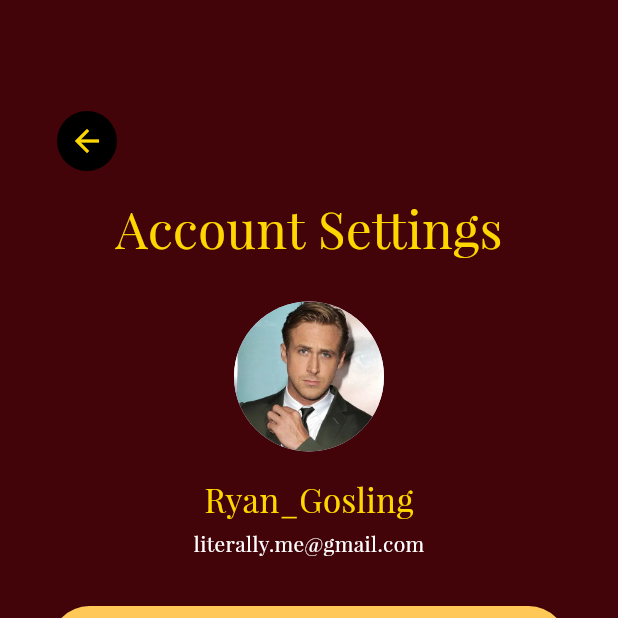
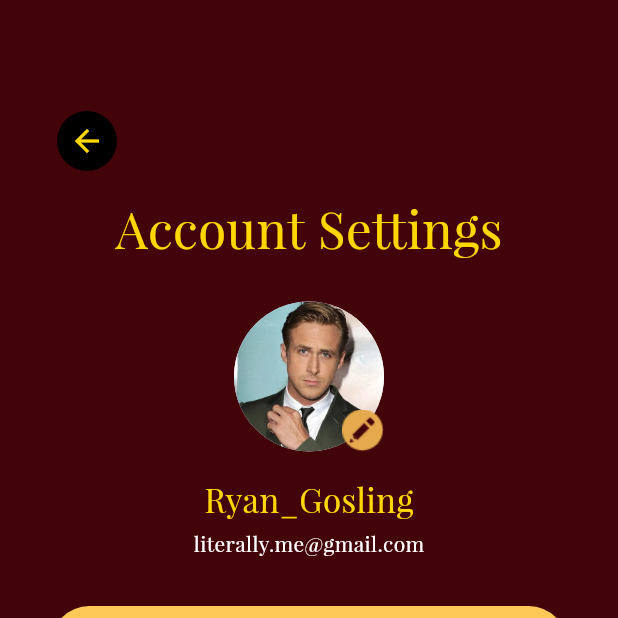
Before and after one commit to DaMasterofPuppets/Mob_Prog, a Flutter app: the AccountInformation screen opened by its route, on a phone screen of 412 x 824 dp, the top half of it. Run offline on Flutter 3.47's test engine with Material 3 defaults, Android fonts, the phone set to English and light mode, and no system bars; our stand-ins replace image_picker.

Commit message:
Added: edit image button

```diff
--- a/lib/screens/settings/account_information.dart
+++ b/lib/screens/settings/account_information.dart
@@ -1,7 +1,27 @@
+import 'dart:io';
 import 'package:flutter/material.dart';
+import 'package:image_picker/image_picker.dart';
 
-class AccountInformation extends StatelessWidget {
+class AccountInformation extends StatefulWidget {
   const AccountInformation({super.key});
+
+  @override
+  State<AccountInformation> createState() => _AccountInformationState();
+}
+
+class _AccountInformationState extends State<AccountInformation> {
+  File? _image; // Holds selected image temporarily
+
+  Future<void> _pickImage() async {
+    final picker = ImagePicker();
+    final picked = await picker.pickImage(source: ImageSource.gallery);
+
+    if (picked != null) {
+      setState(() {
+        _image = File(picked.path); // Update state with new image
+      });
+    }
+  }
 
   @override
   Widget build(BuildContext context) {
@@ -33,10 +53,32 @@ class AccountInformation extends StatelessWidget {
               ),
             ),
             const SizedBox(height: 24),
-            const CircleAvatar(
-              radius: 50,
-              backgroundImage: AssetImage('assets/images/ryan_gosling.jpg'),
+
+            // 👤 Profile picture with edit button
+            Stack(
+              alignment: Alignment.bottomRight,
+              children: [
+                CircleAvatar(
+                  radius: 50,
+                  backgroundImage: _image != null
+                      ? FileImage(_image!)
+                      : const AssetImage('assets/images/ryan_gosling.jpg') as ImageProvider,
+                ),
+                Positioned(
+                  bottom: 0,
+                  right: 0,
+                  child: GestureDetector(
+                    onTap: _pickImage,
+                    child: Image.asset(
+                      'assets/images/Edit_Button.png',
+                      width: 28,
+                      height: 28,
+                    ),
+                  ),
+                ),
+              ],
             ),
+
             const SizedBox(height: 16),
             const Text(
               'Ryan_Gosling',
@@ -56,29 +98,15 @@ class AccountInformation extends StatelessWidget {
               ),
             ),
             const SizedBox(height: 32),
-            buildButton(
-              context,
-              'Edit Username',
-              () => Navigator.pushNamed(context, '/edit_username'),
-            ),
+
+            // 🔘 Action buttons
+            buildButton(context, 'Edit Username', () => Navigator.pushNamed(context, '/edit_username')),
             const SizedBox(height: 16),
-            buildButton(
-              context,
-              'Edit Email',
-              () => Navigator.pushNamed(context, '/edit_email'),
-            ),
+            buildButton(context, 'Edit Email', () => Navigator.pushNamed(context, '/edit_email')),
             const SizedBox(height: 16),
-            buildButton(
-              context,
-              'Edit Password',
-              () => Navigator.pushNamed(context, '/edit_password'),
-            ),
+            buildButton(context, 'Edit Password', () => Navigator.pushNamed(context, '/edit_password')),
             const SizedBox(height: 16),
-            buildButton(
-              context,
-              'Delete Account',
-              () => Navigator.pushNamed(context, '/acc_delete'),
-            ),
+            buildButton(context, 'Delete Account', () => Navigator.pushNamed(context, '/acc_delete')),
           ],
         ),
       ),
--- a/pubspec.yaml
+++ b/pubspec.yaml
@@ -9,6 +9,9 @@ environment:
 dependencies:
   flutter:
     sdk: flutter
+
+  image_picker: ^1.0.4
+
   cupertino_icons: ^1.0.8
   intl: ^0.20.2
 
@@ -44,6 +47,7 @@ flutter:
     - assets/images/Testimonies-Page/User5-Chubi.png
 
     - assets/images/Settings.png
+    - assets/images/Edit_Button.png
 
   fonts:
     - family: LuxScript
```
Also changed, not shown: assets/images/Edit_Button.png (added), pubspec.lock, 7 other files.
